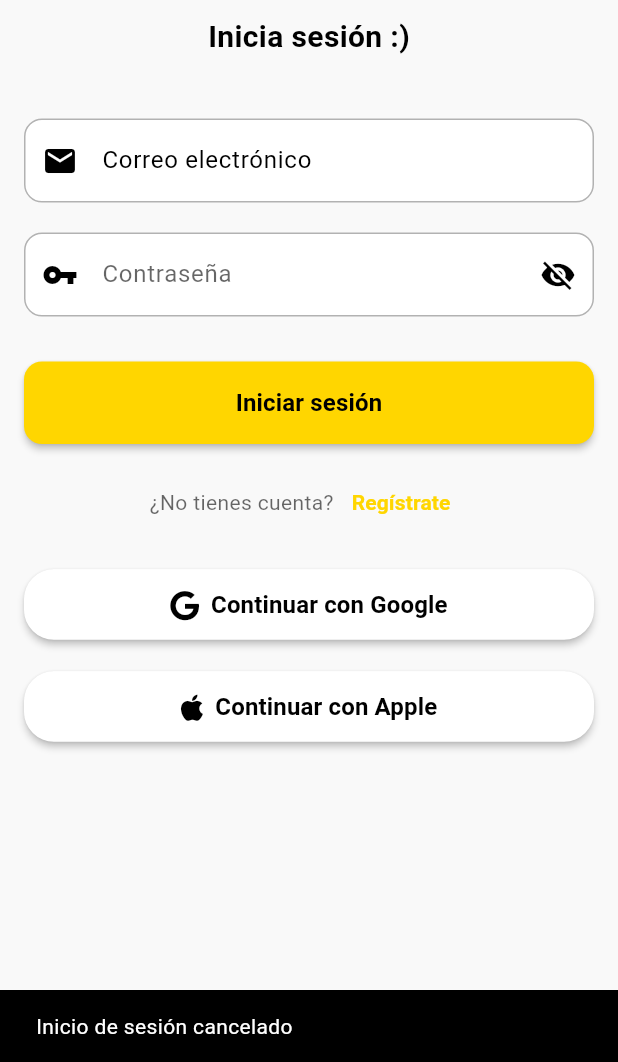
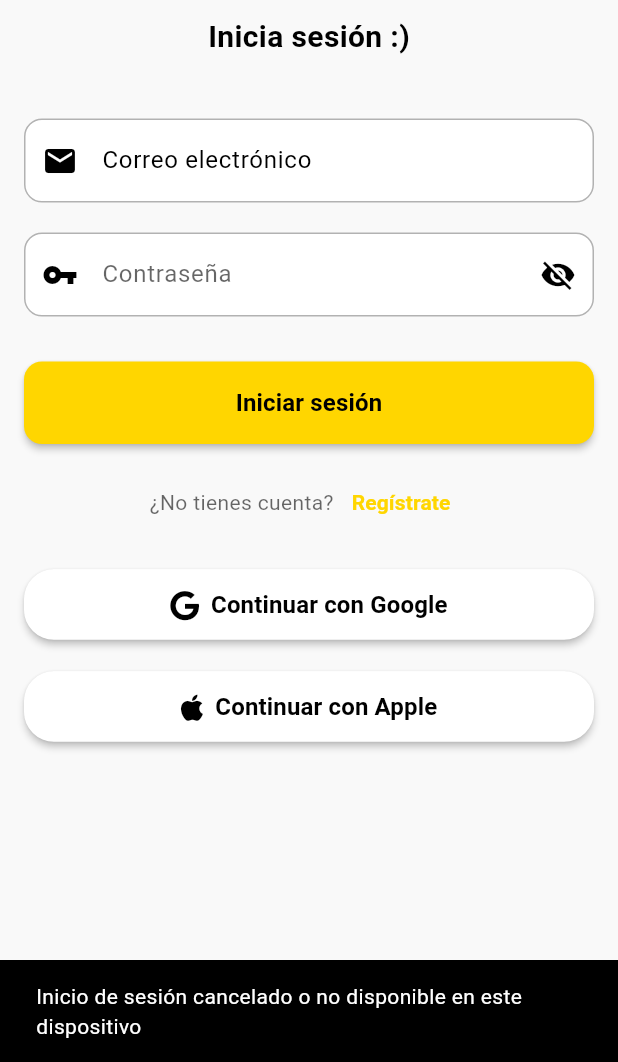
Before and after one commit to JuliLaterza/juvuit_flutter, a Flutter app: the screen it shows after launch, after a tap on "Siguiente", after a tap on "Saltar", after a tap on "Continuar con Google", on a phone screen of 412 x 824 dp, the part 174-1236 px from its top. Run offline on Flutter 3.47's test engine with Material 3 defaults, Android fonts, the phone set to English and light mode, and no system bars; our stand-ins replace cached_network_image, card_swiper, carousel_slider, cloud_firestore, firebase_auth, firebase_core and 7 more; missing offline and left inert: apple_maps_flutter; accounts and stored records are empty.

Commit message:
google sign in

```diff
--- a/lib/core/services/auth_service.dart
+++ b/lib/core/services/auth_service.dart
@@ -46,6 +46,11 @@ class AuthService {
       // Sign in to Firebase with the credential
       return await _auth.signInWithCredential(credential);
     } catch (e) {
+      // Manejo específico para iOS
+      if (e.toString().contains('GoogleSignIn') || e.toString().contains('cancelled')) {
+        print('Google Sign-In cancelado o no disponible en este dispositivo');
+        return null;
+      }
       rethrow;
     }
   }
--- a/lib/features/auth/presentation/screens/login_screen.dart
+++ b/lib/features/auth/presentation/screens/login_screen.dart
@@ -73,10 +73,20 @@ class _LoginScreenState extends State<LoginScreen> {
           (route) => false,
         );
       } else {
-        _showMessage('Inicio de sesión cancelado');
+        _showMessage('Inicio de sesión cancelado o no disponible en este dispositivo');
       }
     } catch (e) {
-      _showMessage('Error al iniciar sesión con Google: ${e.toString()}');
+      String errorMessage = 'Error al iniciar sesión con Google';
+
+      if (e.toString().contains('network')) {
+        errorMessage = 'Error de conexión. Verifica tu internet.';
+      } else if (e.toString().contains('cancelled')) {
+        errorMessage = 'Inicio de sesión cancelado';
+      } else if (e.toString().contains('GoogleSignIn')) {
+        errorMessage = 'Google Sign-In no está disponible en este dispositivo';
+      }
+
+      _showMessage(errorMessage);
     } finally {
       setState(() {
         _isLoading = false;
```
Also changed, not shown: 4 other files.
